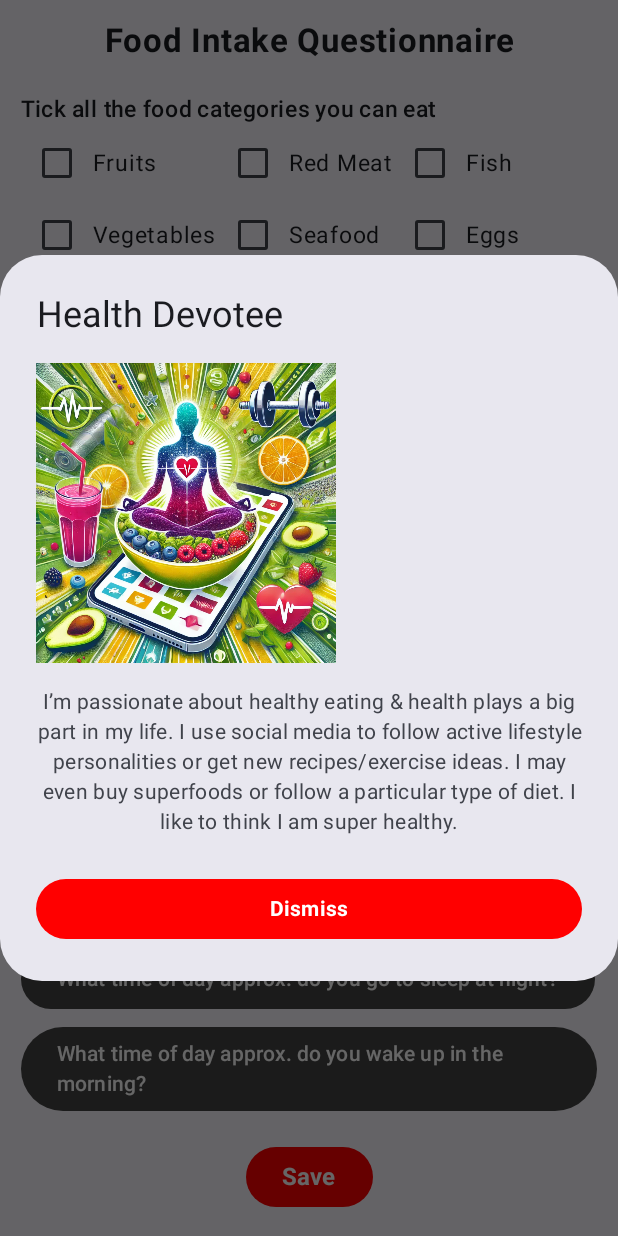
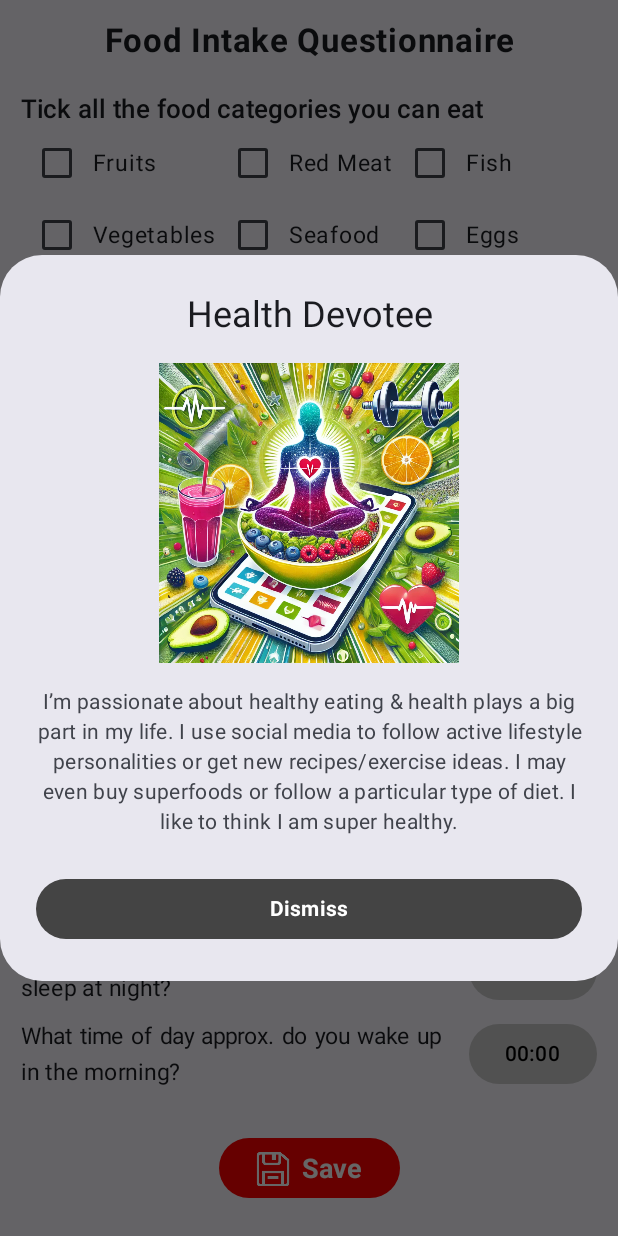
Before and after one commit to bryanerjunyet/NutriTrack_App, an Android app built with Jetpack Compose: the QuestionnairePage screen opened directly, with no data from a screen before it, after a tap on "Health Devotee", on a phone screen of 412 x 824 dp. Run offline under Robolectric (Android 15) with nearby library versions, the phone set to English and light mode, and no system bars.

Commit message:
Completed overall UI of FoodIntakeQuestionnaireScreen

```diff
--- a/app/src/main/java/com/fit2081/junyet33521026/QuestionnairePage.kt
+++ b/app/src/main/java/com/fit2081/junyet33521026/QuestionnairePage.kt
@@ -9,6 +9,7 @@ import androidx.activity.ComponentActivity
 import androidx.activity.compose.setContent
 import androidx.activity.enableEdgeToEdge
 import androidx.compose.foundation.layout.Arrangement
+import androidx.compose.foundation.layout.Box
 import androidx.compose.foundation.layout.Column
 import androidx.compose.foundation.layout.Row
 import androidx.compose.foundation.layout.Spacer
@@ -17,6 +18,7 @@ import androidx.compose.foundation.layout.fillMaxWidth
 import androidx.compose.foundation.layout.height
 import androidx.compose.foundation.layout.padding
 import androidx.compose.foundation.layout.size
+import androidx.compose.foundation.layout.width
 import androidx.compose.foundation.shape.RoundedCornerShape
 import androidx.compose.material3.AlertDialog
 import androidx.compose.material3.Button
@@ -26,6 +28,7 @@ import androidx.compose.material3.DropdownMenuItem
 import androidx.compose.material3.ExperimentalMaterial3Api
 import androidx.compose.material3.ExposedDropdownMenuBox
 import androidx.compose.material3.ExposedDropdownMenuDefaults
+import androidx.compose.material3.Icon
 import androidx.compose.material3.OutlinedTextField
 import androidx.compose.material3.Scaffold
 import androidx.compose.material3.Text
@@ -82,9 +85,12 @@ fun FoodIntakeQuestionnaireScreen(modifier: Modifier = Modifier) {
     val selectedPersona = remember { mutableStateOf("") }
 
     // Time pickers
-    val biggestMealTime = remember { mutableStateOf("") }
-    val sleepTime = remember { mutableStateOf("") }
-    val wakeTime = remember { mutableStateOf("") }
+//    val biggestMealTime = remember { mutableStateOf("") }
+//    val sleepTime = remember { mutableStateOf("") }
+//    val wakeTime = remember { mutableStateOf("") }
+    val biggestMealTime = remember { mutableStateOf("00:00") }
+    val sleepTime = remember { mutableStateOf("00:00") }
+    val wakeTime = remember { mutableStateOf("00:00") }
 
     Column(
         modifier = modifier.padding(14.dp),
@@ -101,7 +107,7 @@ fun FoodIntakeQuestionnaireScreen(modifier: Modifier = Modifier) {
 
         Text(
             text = "Tick all the food categories you can eat",
-            fontSize = 15.sp,
+            fontSize = 17.sp,
             fontWeight = FontWeight.Medium
         )
         FoodCheckboxes(foodCategories)
@@ -110,7 +116,7 @@ fun FoodIntakeQuestionnaireScreen(modifier: Modifier = Modifier) {
 
         Text(
             text = "Your Persona",
-            fontSize = 15.sp,
+            fontSize = 17.sp,
             fontWeight = FontWeight.Medium
         )
 
@@ -120,7 +126,7 @@ fun FoodIntakeQuestionnaireScreen(modifier: Modifier = Modifier) {
 
         Text(
             text = "Which persona best fits you?",
-            fontSize = 15.sp,
+            fontSize = 17.sp,
             fontWeight = FontWeight.Medium
         )
         DropdownMenu(selectedPersona)
@@ -129,24 +135,89 @@ fun FoodIntakeQuestionnaireScreen(modifier: Modifier = Modifier) {
 
         Text(
             text = "Timings",
-            fontSize = 15.sp,
+            fontSize = 17.sp,
             fontWeight = FontWeight.Medium
         )
-        TimePickerField("What time of day approx. do you normally eat your biggest meal?", biggestMealTime, context)
-        TimePickerField("What time of day approx. do you go to sleep at night?", sleepTime, context)
-        TimePickerField("What time of day approx. do you wake up in the morning?", wakeTime, context)
+        Spacer(modifier = Modifier.height(10.dp))
+        TimePickerField(
+            label = "What time of day approx. do you normally eat your biggest meal?",
+            timeState = biggestMealTime
+        )
+        TimePickerField(
+            label = "What time of day approx. do you go to sleep at night?",
+            timeState = sleepTime
+        )
+        TimePickerField(
+            label = "What time of day approx. do you wake up in the morning?",
+            timeState = wakeTime
+        )
+//        TimePickerField("What time of day approx. do you normally eat your biggest meal?", biggestMealTime, context)
+//        TimePickerField("What time of day approx. do you go to sleep at night?", sleepTime, context)
+//        TimePickerField("What time of day approx. do you wake up in the morning?", wakeTime, context)
 
         Spacer(modifier = Modifier.height(20.dp))
 
         Button(
             onClick = {
-                saveDataToSharedPreferences(context, selectedFoods, selectedPersona.value, biggestMealTime.value, sleepTime.value, wakeTime.value)
+                saveDataToSharedPreferences(
+                    context,
+                    selectedFoods,
+                    selectedPersona.value,
+                    biggestMealTime.value,
+                    sleepTime.value,
+                    wakeTime.value
+                )
                 context.startActivity(Intent(context, HomePage::class.java))
             },
             colors = ButtonDefaults.buttonColors(containerColor = androidx.compose.ui.graphics.Color.Red),
             modifier = Modifier.align(Alignment.CenterHorizontally)
         ) {
-            Text(text = "Save", fontSize = 16.sp, fontWeight = FontWeight.Bold)
+            Row (
+                verticalAlignment = Alignment.CenterVertically,
+                horizontalArrangement = Arrangement.Center
+            ) {
+                Icon(
+                    painter = painterResource(id = R.drawable.save_icon),
+                    contentDescription = "Save",
+                    modifier = Modifier.size(23.dp),
+                )
+                Spacer(Modifier.width(8.dp))
+                Text(text = "Save", fontSize = 18.sp, fontWeight = FontWeight.Bold)
+            }
+        }
+    }
+}
+
+/**
+ * Checkbox for food categories using manual Rows.
+ */
+@Composable
+fun FoodCheckboxes(foodCategories: List<String>) {
+    val selectedCategories = remember { mutableStateOf(listOf<String>()) }
+
+    Row {
+        val columns = foodCategories.chunked(3)
+        columns.forEach { column ->
+            Column {
+                column.forEach { category ->
+                    Row(verticalAlignment = Alignment.CenterVertically) {
+                        Checkbox(
+                            checked = category in selectedCategories.value,
+                            onCheckedChange = { isChecked ->
+                                if (isChecked) {
+                                    selectedCategories.value += category
+                                } else {
+                                    selectedCategories.value = selectedCategories.value.filter { it != category }
+                                }
+                            }
+                        )
+                        Text(
+                            text = category,
+                            fontSize = 15.5.sp
+                        )
+                    }
+                }
+            }
         }
     }
 }
@@ -168,7 +239,7 @@ fun PersonaModal(personas: Map<String, Pair<Int, String>>) {
                         shape = RoundedCornerShape(4.dp),
                         modifier = Modifier.padding(end = 4.dp)
                     ) {
-                        Text(text = persona, fontSize = 14.sp)
+                        Text(text = persona, fontSize = 16.sp)
                     }
                 }
             }
@@ -179,9 +250,19 @@ fun PersonaModal(personas: Map<String, Pair<Int, String>>) {
         val (imageID, description) = personas[selectedDialog] ?: return
         AlertDialog(
             onDismissRequest = { showDialog = false },
-            title = { Text(text = selectedDialog, textAlign = TextAlign.Center) },
+            title = {
+                Box(
+                    modifier = Modifier.fillMaxWidth(),
+                    contentAlignment = Alignment.Center
+                ) {
+                    Text(
+                        text = selectedDialog,
+                        textAlign = TextAlign.Center
+                    )
+                }
+                    },
             text = {
-                Column {
+                Column (horizontalAlignment = Alignment.CenterHorizontally) {
                     androidx.compose.foundation.Image(
                         painter = painterResource(id = imageID),
                         contentDescription = selectedDialog,
@@ -195,7 +276,7 @@ fun PersonaModal(personas: Map<String, Pair<Int, String>>) {
                 // if the user clicks on the dismiss button,
                 Button(
                     onClick = { showDialog = false },
-                    colors = ButtonDefaults.buttonColors(containerColor = Color.Red),
+                    colors = ButtonDefaults.buttonColors(containerColor = Color.DarkGray),
                     modifier = Modifier.fillMaxWidth()
                 ) {
                     Text(text = "Dismiss", fontWeight = FontWeight.Bold)
@@ -204,7 +285,6 @@ fun PersonaModal(personas: Map<String, Pair<Int, String>>) {
         )
     }
 }
-
 
 @OptIn(ExperimentalMaterial3Api::class)
 @Composable
@@ -243,66 +323,48 @@ fun DropdownMenu(selectedPersona: MutableState<String>) {
     }
 }
 
+@Composable
+fun TimePickerField(label: String, timeState: MutableState<String>) {
+    val mContext = LocalContext.current
+    var showTimePicker by remember { mutableStateOf(false) }
 
-/**
- * Checkbox for food categories using manual Rows.
- */
-/**
- * Checkbox for food categories using manual Rows.
- */
-@Composable
-fun FoodCheckboxes(foodCategories: List<String>) {
-    val selectedCategories = remember { mutableStateOf(listOf<String>()) }
+    Row(
+        modifier = Modifier.fillMaxWidth(),
+        horizontalArrangement = Arrangement.SpaceBetween,
+        verticalAlignment = Alignment.CenterVertically
+    ) {
+        Text(
+            text = label,
+            fontSize = 15.sp,
+            textAlign = TextAlign.Justify,
+            modifier = Modifier.weight(0.7f)
+        )
 
-    Row {
-        val columns = foodCategories.chunked(3)
-        columns.forEach { column ->
-            Column {
-                column.forEach { category ->
-                    Row(verticalAlignment = Alignment.CenterVertically) {
-                        Checkbox(
-                            checked = category in selectedCategories.value,
-                            onCheckedChange = { isChecked ->
-                                if (isChecked) {
-                                    selectedCategories.value += category
-                                } else {
-                                    selectedCategories.value = selectedCategories.value.filter { it != category }
-                                }
-                            }
-                        )
-                        Text(
-                            text = category,
-                            fontSize = 15.5.sp
-                        )
-                    }
-                }
-            }
+        Button(
+            onClick = { showTimePicker = true },
+            colors = ButtonDefaults.buttonColors(containerColor = Color.LightGray),
+            modifier = Modifier.weight(0.2f)
+        ) {
+            Text(text = timeState.value, fontSize = 14.sp, color = Color.Black)
         }
     }
-}
+    Spacer(modifier = Modifier.height(8.dp))
 
-@Composable
-fun TimePickerField(label: String, timeState: MutableState<String>, context: Context) {
-    Spacer(modifier = Modifier.height(8.dp))
-    Button(
-        onClick = { showTimePicker(context, timeState) },
-        colors = ButtonDefaults.buttonColors(containerColor = androidx.compose.ui.graphics.Color.DarkGray) )
-    {
-        Text(text = timeState.value.ifEmpty { label })
+    if (showTimePicker) {
+        val mCalendar = Calendar.getInstance()
+        val mHour = mCalendar.get(Calendar.HOUR_OF_DAY)
+        val mMinute = mCalendar.get(Calendar.MINUTE)
+
+        TimePickerDialog(
+            mContext,
+            { _, mHour: Int, mMinute: Int ->
+                timeState.value = "$mHour:$mMinute"
+            }, mHour, mMinute, false
+        ).apply {
+            show()
+            setOnDismissListener { showTimePicker = false }
+        }
     }
-}
-
-fun showTimePicker(context: Context, timeState: MutableState<String>) {
-    val calendar = Calendar.getInstance()
-    TimePickerDialog(
-        context,
-        { _, hour, minute ->
-            timeState.value = String.format("%02d:%02d", hour, minute)
-        },
-        calendar.get(Calendar.HOUR_OF_DAY),
-        calendar.get(Calendar.MINUTE),
-        false
-    ).show()
 }
 
 fun saveDataToSharedPreferences(
```
Also changed, not shown: app/src/main/res/drawable/save_icon.png (added).
